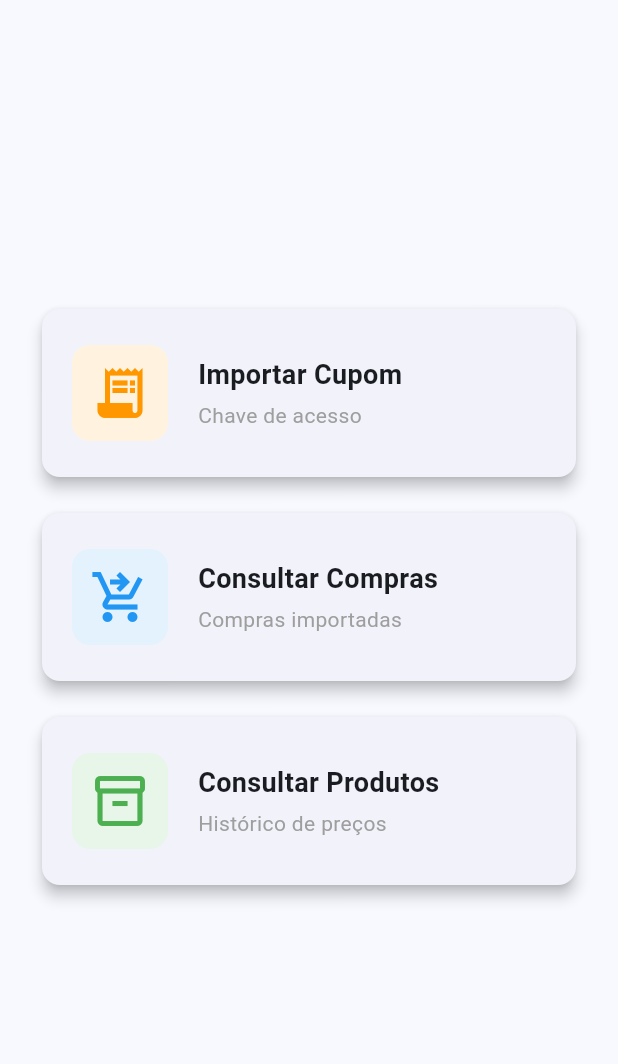
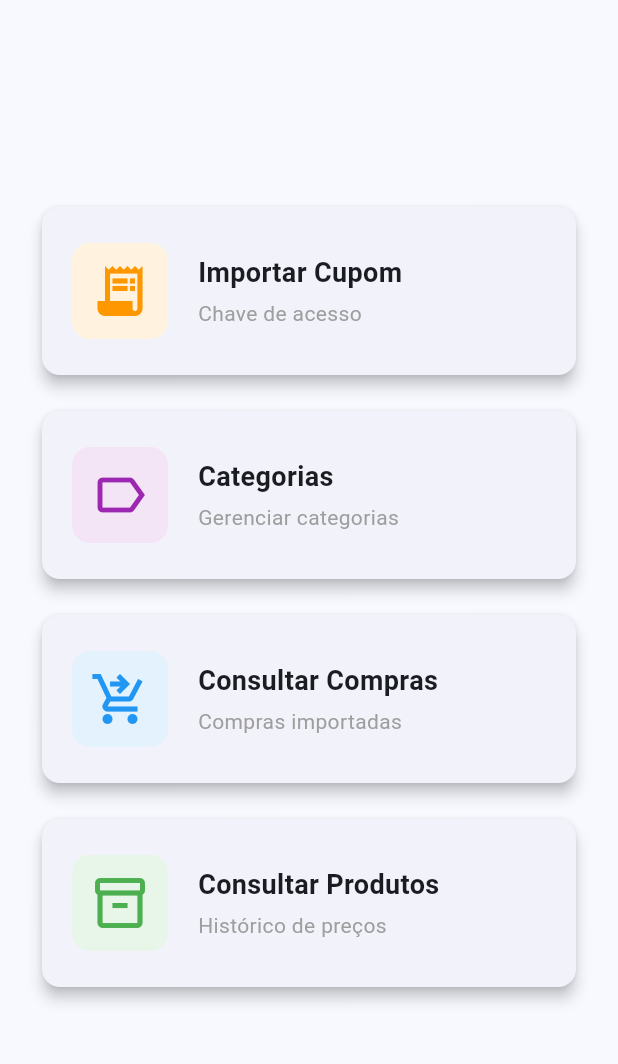
Before and after one commit to bbgbruno/PurchaseHistoryApp, a Flutter app: the HomePage screen opened directly with empty values, on a phone screen of 412 x 824 dp, the part 63-1127 px from its top. Run offline on Flutter 3.47's test engine with Material 3 defaults, Android fonts, the phone set to English and light mode, and no system bars; network calls fail.

Commit message:
adiciona cadastro de categorias

```diff
--- a/lib/Pages/home_page.dart
+++ b/lib/Pages/home_page.dart
@@ -1,5 +1,6 @@
 import 'package:flutter/material.dart';
 
+import 'categories_page.dart';
 import 'import_coupon_page.dart';
 import 'login_page.dart';
 import 'product_search_page.dart';
@@ -106,6 +107,89 @@ class HomePage extends StatelessWidget {
                             SizedBox(height: 4),
                             Text(
                               'Chave de acesso',
+                              style: TextStyle(
+                                color: Colors.grey,
+                                fontSize: 14,
+                              ),
+                            ),
+                          ],
+                        ),
+                      ],
+                    ),
+                  ),
+                ),
+              ),
+            ),
+
+            const SizedBox(height: 16),
+
+            /*
+            ==============================================
+            CATEGORIAS
+            ==============================================
+            */
+
+            SizedBox(
+              width: double.infinity,
+              height: 120,
+              child: Card(
+                elevation: 4,
+                child: InkWell(
+                  onTap: () {
+                    Navigator.push(
+                      context,
+                      MaterialPageRoute(
+                        builder: (_) =>
+                            CategoriesPage(
+                                userId: userId),
+                      ),
+                    );
+                  },
+                  borderRadius:
+                      BorderRadius.circular(12),
+                  child: Padding(
+                    padding:
+                        const EdgeInsets.all(20),
+                    child: Row(
+                      children: [
+                        Container(
+                          padding:
+                              const EdgeInsets.all(12),
+                          decoration: BoxDecoration(
+                            color: Colors
+                                .purple
+                                .shade50,
+                            borderRadius:
+                                BorderRadius.circular(12),
+                          ),
+                          child: const Icon(
+                            Icons.label_outline,
+                            size: 40,
+                            color: Colors.purple,
+                          ),
+                        ),
+                        const SizedBox(
+                            width: 20),
+                        const Column(
+                          mainAxisAlignment:
+                              MainAxisAlignment
+                                  .center,
+                          crossAxisAlignment:
+                              CrossAxisAlignment
+                                  .start,
+                          children: [
+                            Text(
+                              'Categorias',
+                              style: TextStyle(
+                                fontWeight:
+                                    FontWeight
+                                        .w600,
+                                fontSize: 18,
+                              ),
+                            ),
+                            SizedBox(height: 4),
+                            Text(
+                              'Gerenciar categorias',
                               style: TextStyle(
                                 color: Colors.grey,
                                 fontSize: 14,
--- a/lib/Services/coupon_import_service.dart
+++ b/lib/Services/coupon_import_service.dart
@@ -9,7 +9,7 @@ class CouponImportService {
   Future<void> submit(
       String userId, String accessKey) async {
     final response = await http.post(
-      Uri.parse('$baseUrl/coupon-imports'),
+      Uri.parse('$baseUrl/cupons/imports'),
       headers: {'Content-Type': 'application/json'},
       body: jsonEncode({
         'userId': userId,
```
Also changed, not shown: lib/Models/category.dart (added, +13 -0 lines), lib/Pages/categories_page.dart (added, +206 -0 lines), lib/Services/category_service.dart (added, +58 -0 lines), 3 other files.
